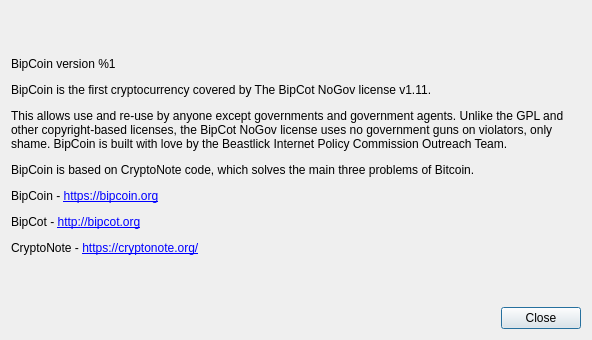
Before: the Qt Designer form src/gui/ui/aboutdialog.ui in BEASTLICK-INTERNET-POLICY-COMMISSION/bipcoinwallet, drawn with Qt 5.
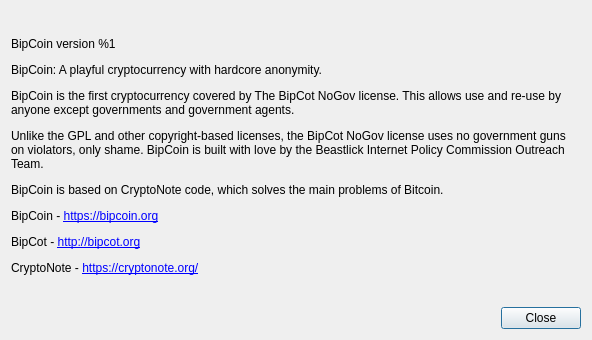
After: the same form once the commit is applied.

Commit message: About box  Minor text updates  Show version in windows  Fix bipcoin.org link Rename cryptonote.rc to bipcoin.rc

The edit to the form file:
```diff
--- a/src/gui/ui/aboutdialog.ui
+++ b/src/gui/ui/aboutdialog.ui
@@ -41,7 +41,7 @@
       </sizepolicy>
      </property>
      <property name="text">
-      <string>&lt;html&gt;&lt;head/&gt;&lt;body&gt;&lt;p&gt;BipCoin version %1&lt;/p&gt;&lt;p&gt;BipCoin is the first cryptocurrency covered by The BipCot NoGov license v1.11.&lt;/p&gt;&lt;p&gt;This allows use and re-use by anyone except governments and government agents.  Unlike the GPL and other copyright-based licenses, the BipCot NoGov license uses no government guns on violators, only shame.  BipCoin is built with love by the Beastlick Internet Policy Commission Outreach Team.&lt;/p&gt;&lt;p&gt;BipCoin is based on CryptoNote code, which solves the main three problems of Bitcoin.&lt;/p&gt;&lt;p&gt;BipCoin - &lt;a href=&quot;http://bipcot.org&quot;&gt;&lt;span style=&quot; text-decoration: underline; color:#0000ff;&quot;&gt;https://bipcoin.org&lt;/span&gt;&lt;/a&gt;&lt;/p&gt;&lt;p&gt;BipCot - &lt;a href=&quot;http://bipcot.org&quot;&gt;&lt;span style=&quot; text-decoration: underline; color:#0000ff;&quot;&gt;http://bipcot.org&lt;/span&gt;&lt;/a&gt;&lt;/p&gt;&lt;p&gt;CryptoNote - &lt;a href=&quot;https://cryptonote.org/&quot;&gt;&lt;span style=&quot; text-decoration: underline; color:#0000ff;&quot;&gt;https://cryptonote.org/&lt;/span&gt;&lt;/a&gt;&lt;/p&gt;&lt;/body&gt;&lt;/html&gt;</string>
+      <string>&lt;html&gt;&lt;head/&gt;&lt;body&gt;&lt;p&gt;BipCoin version %1&lt;/p&gt;&lt;p&gt;BipCoin: A playful cryptocurrency with hardcore anonymity.&lt;/p&gt;&lt;p&gt;BipCoin is the first cryptocurrency covered by The BipCot NoGov license. This allows use and re-use by anyone except governments and government agents.&lt;/p&gt;&lt;p&gt;Unlike the GPL and other copyright-based licenses, the BipCot NoGov license uses no government guns on violators, only shame.  BipCoin is built with love by the Beastlick Internet Policy Commission Outreach Team.&lt;/p&gt;&lt;p&gt;BipCoin is based on CryptoNote code, which solves the main problems of Bitcoin.&lt;/p&gt;&lt;p&gt;BipCoin - &lt;a href=&quot;http://bipcoin.org&quot;&gt;&lt;span style=&quot; text-decoration: underline; color:#0000ff;&quot;&gt;https://bipcoin.org&lt;/span&gt;&lt;/a&gt;&lt;/p&gt;&lt;p&gt;BipCot - &lt;a href=&quot;http://bipcot.org&quot;&gt;&lt;span style=&quot; text-decoration: underline; color:#0000ff;&quot;&gt;http://bipcot.org&lt;/span&gt;&lt;/a&gt;&lt;/p&gt;&lt;p&gt;CryptoNote - &lt;a href=&quot;https://cryptonote.org/&quot;&gt;&lt;span style=&quot; text-decoration: underline; color:#0000ff;&quot;&gt;https://cryptonote.org/&lt;/span&gt;&lt;/a&gt;&lt;/p&gt;&lt;/body&gt;&lt;/html&gt;</string>
      </property>
      <property name="textFormat">
       <enum>Qt::RichText</enum>
```
The commit also changes 4 other files.
